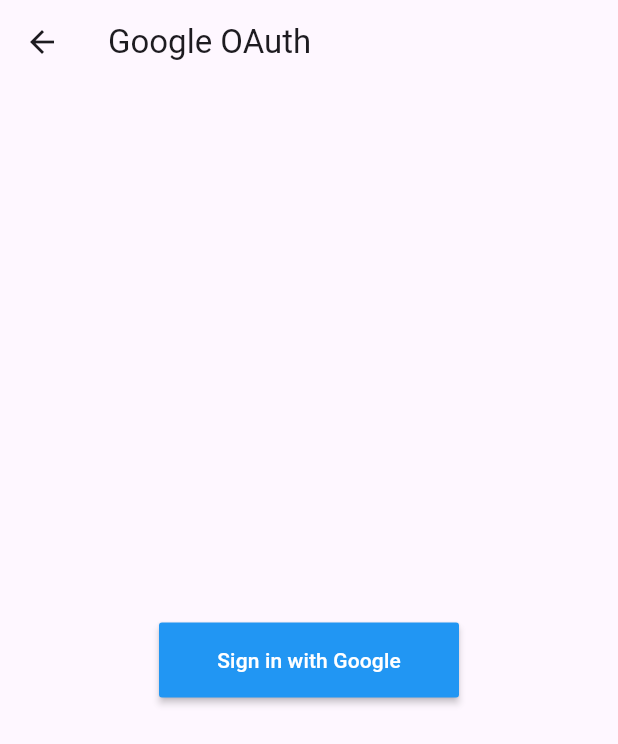
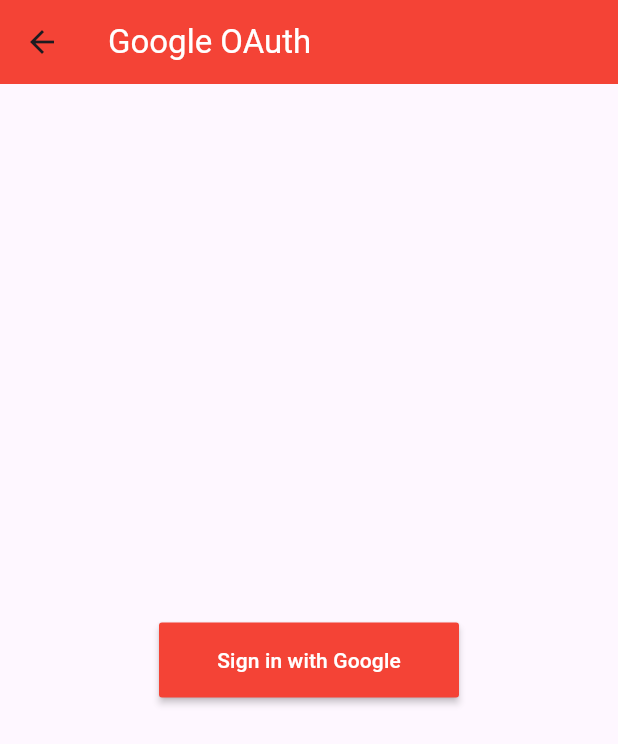
Before and after one commit to Medic01/Sustav_za_transfuziologiju, a Flutter app: the screen it shows after launch, after a tap on "Prijava uz gmail", on a phone screen of 412 x 824 dp. Shown: the top 744 px of the screen. Run offline on Flutter 3.47's test engine with Material 3 defaults, Android fonts, the phone set to English and light mode, and no system bars; our stand-ins replace animated_text_kit, cloud_firestore, firebase_auth, firebase_core, flutter_dotenv, flutter_pw_validator and 5 more; missing offline and left inert: dart:html, oauth2, window_to_front; accounts and stored records are empty; generated files the repository leaves out were written again.

Commit message:
now all CSS is stored in styles.dart, google oauth is white-red based

```diff
--- a/lib/l10n/app_hr.arb
+++ b/lib/l10n/app_hr.arb
@@ -126,5 +126,6 @@
   "oauthUserDataSaved": "User data saved to Firestore",
   "oauthUserDataSavedError": "Error saving user data to Firestore:",
   "registrationError": "Lozinka mora imati minimalno 6 znakova, od kojih je jedno veliko slovo, jedan broj i jedan poseban znak!",
-  "reservationTitle": "Rezervirani datumi doniranja krvi!"
+  "reservationTitle": "Rezervirani datumi doniranja krvi!",
+  "welcomeMessage": "Dobrodošli"
 }
--- a/lib/screens/auth/google_oauth.dart
+++ b/lib/screens/auth/google_oauth.dart
@@ -1,4 +1,3 @@
-import 'dart:io';
 import 'package:flutter/material.dart';
 import 'package:google_sign_in/google_sign_in.dart';
 import 'package:logging/logging.dart';
@@ -7,6 +6,7 @@
 import 'package:sustav_za_transfuziologiju/screens/user/data_entry_page.dart';
 import 'package:sustav_za_transfuziologiju/screens/user/user_home_page.dart';
 import 'package:sustav_za_transfuziologiju/screens/utils/session_manager.dart';
+import 'package:sustav_za_transfuziologiju/styles/styles.dart';
 import 'package:url_launcher/url_launcher.dart';
 import 'package:cloud_firestore/cloud_firestore.dart';
 import 'package:flutter_gen/gen_l10n/app_localizations.dart';
@@ -38,31 +38,30 @@
   Widget build(BuildContext context) {
     return Scaffold(
       appBar: AppBar(
-        title: Text(AppLocalizations.of(context)!.googleOauth),
+        title: Text(
+          AppLocalizations.of(context)!.googleOauth,
+          style: appBarTitleStyle,
+        ),
+        backgroundColor: appBarBackgroundColor,
       ),
       body: _isLoggedIn
           ? Center(
               child: Column(
-                mainAxisAlignment: MainAxisAlignment.center,
-                crossAxisAlignment: CrossAxisAlignment.center,
+                mainAxisAlignment: columnMainAxisAlignment,
+                crossAxisAlignment: columnCrossAxisAlignment,
                 children: [
-                  CircleAvatar(
-                    backgroundImage: NetworkImage(_userObj.photoUrl ?? ''),
-                    radius: 50,
-                  ),
-                  const SizedBox(height: 20),
+                  const SizedBox(height: sizedBoxHeight),
                   Text(_userObj.displayName ?? ''),
-                  const SizedBox(height: 20),
+                  const SizedBox(height: sizedBoxHeight),
                   Text(_userObj.email),
-                  const SizedBox(height: 20),
+                  const SizedBox(height: sizedBoxHeight),
                   ElevatedButton(
                     onPressed: _handleGoogleSignOut,
-                    style: ElevatedButton.styleFrom(
-                      foregroundColor: Colors.white,
-                      backgroundColor: Colors.red,
-                      minimumSize: const Size(100, 50),
+                    style: elevatedButtonStyle,
+                    child: Text(
+                      AppLocalizations.of(context)!.oauthLogout,
+                      style: buttonTextStyle,
                     ),
-                    child: Text(AppLocalizations.of(context)!.oauthLogout),
                   ),
                 ],
               ),
@@ -70,10 +69,10 @@
           : Center(
               child: MaterialButton(
                 onPressed: _handleGoogleSignIn,
-                height: 50,
-                minWidth: 200,
-                color: Colors.blue,
-                textColor: Colors.white,
+                height: materialButtonHeight,
+                minWidth: materialButtonMinWidth,
+                color: materialButtonColor,
+                textColor: materialButtonTextColor,
                 child: Text(AppLocalizations.of(context)!.oauthSignIn),
               ),
             ),
--- a/lib/screens/auth/login_page.dart
+++ b/lib/screens/auth/login_page.dart
@@ -47,7 +47,7 @@
           child: Form(
             key: formKey,
             child: Column(
-              mainAxisAlignment: MainAxisAlignment.center,
+              mainAxisAlignment: columnMainAxisAlignment,
               children: <Widget>[
                 TextFormField(
                   controller: _emailController,
--- a/lib/screens/auth/registration_page.dart
+++ b/lib/screens/auth/registration_page.dart
@@ -56,7 +56,7 @@
         backgroundColor: appBarBackgroundColor,
       ),
       body: Center(
-        child: Center(
+        child: SingleChildScrollView(
           child: Padding(
             padding: EdgeInsets.all(allSidesPadding),
             child: Column(
--- a/lib/screens/widgets/splash_screen.dart
+++ b/lib/screens/widgets/splash_screen.dart
@@ -1,7 +1,10 @@
 import 'dart:async';
 import 'package:animated_text_kit/animated_text_kit.dart';
 import 'package:flutter/material.dart';
+import 'package:flutter_svg/flutter_svg.dart';
 import 'package:sustav_za_transfuziologiju/main.dart';
+import 'package:sustav_za_transfuziologiju/styles/styles.dart';
+import 'package:flutter_gen/gen_l10n/app_localizations.dart';
 
 class SplashScreen extends StatefulWidget {
   const SplashScreen({Key? key}) : super(key: key);
@@ -25,33 +28,38 @@
   @override
   Widget build(BuildContext context) {
     return Scaffold(
-      backgroundColor: Colors.white,
-      body: Center(
+      backgroundColor: backgroundColor,
+      body: Container(
+        decoration: containerDecoration,
+        child: Center(
           child: Column(
-          mainAxisAlignment: MainAxisAlignment.center,
+            mainAxisAlignment: columnMainAxisAlignmentCenter,
             children: <Widget>[
+              SvgPicture.asset(
+                'assets/blood-drop-svgrepo-com.svg',
+                width: svgPictureWidth,
+                height: svgPictureHeight,
+              ),
+              SizedBox(height: sizedBoxHeight),
               SizedBox(
-              width: 250.0,
+                width: sizedBoxWidth,
                 child: DefaultTextStyle(
-                style: const TextStyle(
-                  fontSize: 50.0,
-                  color: Colors.black,
-                ),
+                  style: defaultTextStyle,
                   child: AnimatedTextKit(
                     animatedTexts: [
                       FadeAnimatedText(
-                      'Dobrodošli',
-                      duration: const Duration(milliseconds: 4000),
+                        AppLocalizations.of(context)!.welcomeMessage,
+                        duration: fadeAnimatedTextDuration,
                       ),
                     ],
                     totalRepeatCount: 1,
-                  pause: const Duration(milliseconds: 1000),
+                    pause: animatedTextKitPause,
                     displayFullTextOnTap: true,
                   ),
                 ),
               ),
-            SizedBox(height: 20),
             ],
+          ),
         ),
       ),
     );
--- a/lib/styles/styles.dart
+++ b/lib/styles/styles.dart
@@ -57,11 +57,7 @@
 final Color visibilityIconColor = Colors.red;
 final OutlineInputBorder inputBorder = OutlineInputBorder();
 final Color appBarColor = Colors.red;
-final TextStyle appBarTextStyle = GoogleFonts.aDLaMDisplay(
-  color: Colors.white,
-  fontSize: 26,
-  fontWeight: FontWeight.bold,
-);
+TextStyle appBarTextStyle = TextStyle(color: Colors.white);
 // Login i register koriste
 const double standardPadding = 20.0;
 const double littlePadding = 10.0;
@@ -101,3 +97,37 @@
 const double passwordValidatorHeight = 100.0;
 
 const MainAxisAlignment columnMainAxisAlignment = MainAxisAlignment.center;
+
+//GoogleOauth izdvojeni stilovi
+const appBarTitleStyle = TextStyle(color: Colors.white);
+const materialButtonHeight = 50.0;
+const materialButtonMinWidth = 200.0;
+const materialButtonColor = Colors.red;
+const materialButtonTextColor = Colors.white;
+const sizedBoxHeight = 20.0;
+const columnMainAxisAlignmentCenter = MainAxisAlignment.center;
+const columnCrossAxisAlignment = CrossAxisAlignment.center;
+
+//SplashScreen izdvojeni stilovi
+const backgroundColor = Colors.white;
+const containerDecoration = BoxDecoration(
+  gradient: LinearGradient(
+    begin: Alignment.topCenter,
+    end: Alignment.bottomCenter,
+    colors: [
+      Colors.white,
+      Colors.red,
+    ],
+  ),
+);
+
+const svgPictureWidth = 150.0;
+const svgPictureHeight = 150.0;
+
+const sizedBoxWidth = 250.0;
+const defaultTextStyle = TextStyle(
+  fontSize: 50.0,
+  color: Colors.white,
+);
+const fadeAnimatedTextDuration = Duration(milliseconds: 4000);
+const animatedTextKitPause = Duration(milliseconds: 1000);
--- a/pubspec.yaml
+++ b/pubspec.yaml
@@ -38,6 +38,7 @@
   flutter_native_splash: ^2.4.0
   flutter_launcher_icons: ^0.13.1
   animated_text_kit: ^4.2.2
+  liquid_progress_indicator_v2: ^0.5.0
   # The following adds the Cupertino Icons font to your application.
   # Use with the CupertinoIcons class for iOS style icons.
   cupertino_icons: ^1.0.6
```
Also changed, not shown: pubspec.lock, 1 other file. Lines whose indentation alone changed are shown as unchanged.
